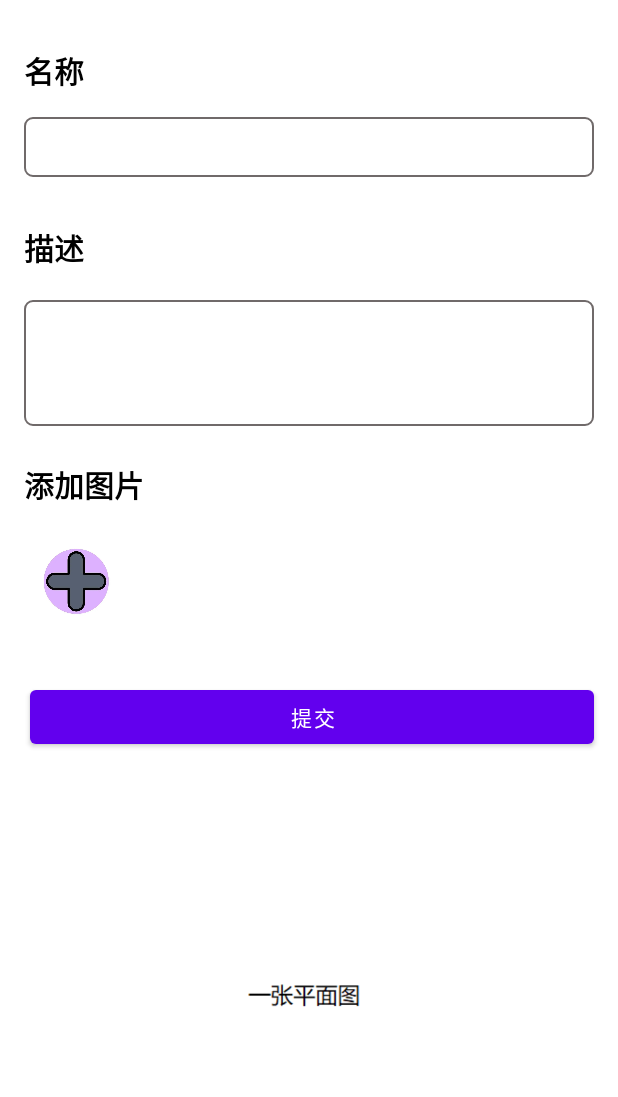
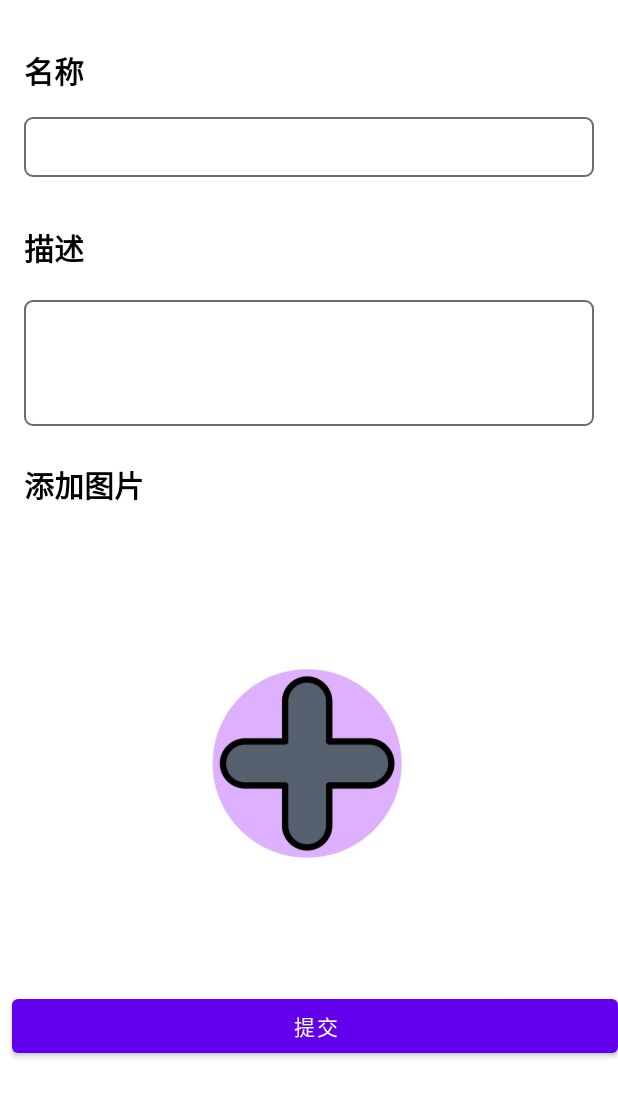
Before and after one commit to soulwinter/MIU, an Android app: the AddTag screen opened directly, with no data from a screen before it, on a phone screen of 412 x 824 dp. Shown: the top 1097 px of the screen. Run offline under Robolectric (Android 15) with nearby library versions, the phone set to English and light mode, and no system bars.

Commit message:
add_tag2

```diff
--- a/MyApplication/app/src/main/res/layout/activity_add_tag.xml
+++ b/MyApplication/app/src/main/res/layout/activity_add_tag.xml
@@ -87,51 +87,29 @@
 
     </TextView>
 
-    <HorizontalScrollView
-        android:id="@+id/view_picture"
+    <ImageView
+        android:id="@+id/add_image"
         android:layout_width="match_parent"
-        android:layout_height="100dp"
-        android:layout_marginLeft="16dp"
-        android:layout_marginRight="16dp"
-        app:layout_constraintTop_toBottomOf="@id/text_add_picture"
-        >
-   <LinearLayout
-       android:layout_width="match_parent"
-       android:layout_height="match_parent">
-
-       <ImageView
-           android:id="@+id/add_image"
-           android:layout_width="50dp"
-           android:layout_height="50dp"
-           android:layout_marginLeft="10dp"
-           android:layout_gravity="center"
-           android:src="@drawable/add_button" />
-
-   </LinearLayout>
-    </HorizontalScrollView>
-
+        android:layout_height="270dp"
+        android:layout_gravity="center"
+        android:layout_marginTop="32dp"
+        android:layout_marginLeft="20dp"
+        android:layout_marginRight="20dp"
+        android:src="@drawable/add_button"
+        app:layout_constraintEnd_toEndOf="parent"
+        app:layout_constraintHorizontal_bias="0.0"
+        app:layout_constraintStart_toStartOf="parent"
+        app:layout_constraintTop_toBottomOf="@+id/text_add_picture" />
 
     <Button
         android:id="@+id/button_submit"
         android:layout_width="match_parent"
         android:layout_height="wrap_content"
-        android:layout_marginStart="20dp"
-        android:layout_marginTop="16dp"
-        android:layout_marginEnd="16dp"
+        android:layout_marginStart="8dp"
+        android:layout_marginTop="20dp"
         android:text="提交"
         app:layout_constraintStart_toStartOf="parent"
-        app:layout_constraintTop_toBottomOf="@+id/view_picture" />
-
-    <ImageView
-        android:layout_width="300dp"
-        android:layout_height="180dp"
-        android:src="@drawable/area_1"
-        app:layout_constraintBottom_toBottomOf="parent"
-        app:layout_constraintEnd_toEndOf="parent"
-        app:layout_constraintHorizontal_bias="0.495"
-        app:layout_constraintStart_toStartOf="parent"
-        app:layout_constraintTop_toBottomOf="@+id/button_submit"
-        app:layout_constraintVertical_bias="0.515" />
+        app:layout_constraintTop_toBottomOf="@+id/add_image" />
 
 
 </androidx.constraintlayout.widget.ConstraintLayout>
```
Also changed, not shown: MyApplication/app/src/main/java/com/example/myapplication/AddTag.java (+123 -5 lines), MyApplication/app/src/main/java/com/example/myapplication/fragments/ViewFragment.java (+5 -2 lines), MyApplication/app/src/main/res/drawable/add_button.png.
